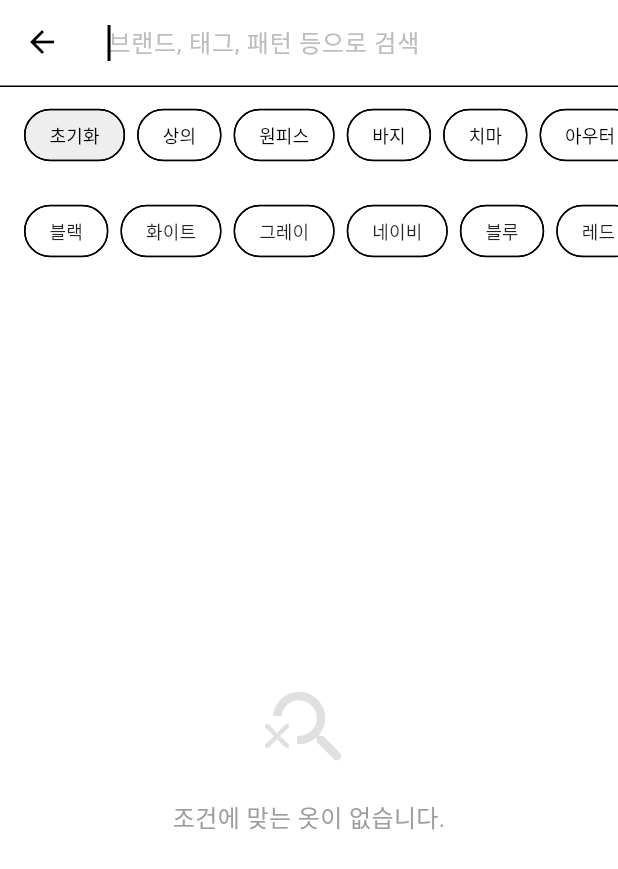
After one commit to Beautic/LemonBita, a Flutter app: the HomeScreen screen opened directly, after a tap on the "search" icon, on a phone screen of 412 x 824 dp. The commit adds this screen. Shown: the top 869 px of the screen. Run offline on Flutter 3.47's test engine with Material 3 defaults, Android fonts, the phone set to English and light mode, and no system bars; our stand-ins replace cloud_firestore, firebase_core, firebase_storage, image_picker, shared_preferences; accounts and stored records are empty.

Commit message:
검색 기능 추가_20260505

```diff
--- a/lib/screens/home_screen.dart
+++ b/lib/screens/home_screen.dart
@@ -3,6 +3,7 @@ import 'package:cloud_firestore/cloud_firestore.dart';
 import '../services/firebase_service.dart';
 import 'upload_screen.dart';
 import 'clothing_detail_screen.dart';
+import 'search_clothes_screen.dart';
 import '../utils/categories.dart';
 
 class HomeScreen extends StatefulWidget {
@@ -46,6 +47,17 @@ class _HomeScreenState extends State<HomeScreen> {
           'MY CLOSET',
           style: TextStyle(fontWeight: FontWeight.bold, letterSpacing: 1.2, color: Colors.black),
         ),
+        actions: [
+          IconButton(
+            icon: const Icon(Icons.search, color: Colors.black),
+            onPressed: () {
+              Navigator.push(
+                context,
+                MaterialPageRoute(builder: (context) => const SearchClothesScreen()),
+              );
+            },
+          ),
+        ],
       ),
       body: StreamBuilder<QuerySnapshot>(
         stream: _clothesStream,
--- /dev/null
+++ b/lib/screens/search_clothes_screen.dart
@@ -0,0 +1,331 @@
+import 'package:flutter/material.dart';
+import 'package:cloud_firestore/cloud_firestore.dart';
+import '../services/firebase_service.dart';
+import '../utils/categories.dart';
+import 'clothing_detail_screen.dart';
+
+class SearchClothesScreen extends StatefulWidget {
+  const SearchClothesScreen({super.key});
+
+  @override
+  State<SearchClothesScreen> createState() => _SearchClothesScreenState();
+}
+
+class _SearchClothesScreenState extends State<SearchClothesScreen> {
+  final FirebaseService _firebaseService = FirebaseService();
+  final TextEditingController _searchController = TextEditingController();
+
+  List<QueryDocumentSnapshot> _allClothes = [];
+  List<QueryDocumentSnapshot> _filteredClothes = [];
+  bool _isLoading = true;
+
+  String? _selectedMajorCategory;
+  String? _selectedSubCategory;
+  String? _selectedColor;
+
+  final List<String> _commonColors = [
+    '블랙', '화이트', '그레이', '네이비', '블루', '레드', '핑크', '그린', '옐로우', '베이지', '브라운', '기타'
+  ];
+
+  @override
+  void initState() {
+    super.initState();
+    _fetchAllClothes();
+    _searchController.addListener(_applyFilters);
+  }
+
+  @override
+  void dispose() {
+    _searchController.dispose();
+    super.dispose();
+  }
+
+  Future<void> _fetchAllClothes() async {
+    try {
+      final snapshot = await FirebaseFirestore.instance
+          .collection('clothes')
+          .where('userId', isEqualTo: _firebaseService.currentUserId)
+          .orderBy('createdAt', descending: true)
+          .get();
+
+      setState(() {
+        _allClothes = snapshot.docs;
+        _filteredClothes = _allClothes;
+        _isLoading = false;
+      });
+    } catch (e) {
+      debugPrint('Error fetching clothes for search: $e');
+      setState(() {
+        _isLoading = false;
+      });
+    }
+  }
+
+  void _applyFilters() {
+    final query = _searchController.text.toLowerCase().trim();
+
+    setState(() {
+      _filteredClothes = _allClothes.where((doc) {
+        final data = doc.data() as Map<String, dynamic>;
+
+        // 1. 대분류 검사
+        if (_selectedMajorCategory != null && data['category'] != _selectedMajorCategory) {
+          return false;
+        }
+
+        // 2. 소분류 검사
+        if (_selectedSubCategory != null && data['subCategory'] != _selectedSubCategory) {
+          return false;
+        }
+
+        // 3. 색상 검사
+        if (_selectedColor != null) {
+          final docColor = (data['color'] ?? '').toString().toLowerCase();
+          if (!docColor.contains(_selectedColor!.toLowerCase())) {
+            return false;
+          }
+        }
+
+        // 4. 자유 텍스트 검사 (query)
+        if (query.isNotEmpty) {
+          final searchableText = [
+            data['category'] ?? '',
+            data['subCategory'] ?? '',
+            data['color'] ?? '',
+            data['brand'] ?? '',
+            data['pattern'] ?? '',
+            data['tags'] ?? '',
+            data['memo'] ?? '',
+          ].join(' ').toLowerCase();
+
+          if (!searchableText.contains(query)) {
+            return false;
+          }
+        }
+
+        return true;
+      }).toList();
+    });
+  }
+
+  void _resetFilters() {
+    setState(() {
+      _searchController.clear();
+      _selectedMajorCategory = null;
+      _selectedSubCategory = null;
+      _selectedColor = null;
+    });
+    _applyFilters();
+  }
+
+  @override
+  Widget build(BuildContext context) {
+    return Scaffold(
+      backgroundColor: Colors.white,
+      appBar: AppBar(
+        title: TextField(
+          controller: _searchController,
+          autofocus: true,
+          decoration: InputDecoration(
+            hintText: '브랜드, 태그, 패턴 등으로 검색',
+            hintStyle: TextStyle(color: Colors.grey[400]),
+            border: InputBorder.none,
+            suffixIcon: _searchController.text.isNotEmpty
+                ? IconButton(
+                    icon: const Icon(Icons.clear, color: Colors.grey),
+                    onPressed: () {
+                      _searchController.clear();
+                      _applyFilters();
+                    },
+                  )
+                : null,
+          ),
+          style: const TextStyle(fontSize: 16),
+        ),
+        bottom: PreferredSize(
+          preferredSize: const Size.fromHeight(130), // 필터 영역 높이
+          child: Column(
+            crossAxisAlignment: CrossAxisAlignment.start,
+            children: [
+              const Divider(height: 1),
+              // 대분류 필터
+              SingleChildScrollView(
+                scrollDirection: Axis.horizontal,
+                padding: const EdgeInsets.symmetric(horizontal: 16, vertical: 8),
+                child: Row(
+                  children: [
+                    FilterChip(
+                      label: const Text('초기화', style: TextStyle(fontSize: 12)),
+                      onSelected: (_) => _resetFilters(),
+                      backgroundColor: Colors.grey[200],
+                      shape: RoundedRectangleBorder(borderRadius: BorderRadius.circular(20)),
+                    ),
+                    const SizedBox(width: 8),
+                    ...CategoryData.mainCategories.map((cat) {
+                      return Padding(
+                        padding: const EdgeInsets.only(right: 8.0),
+                        child: FilterChip(
+                          label: Text(cat, style: const TextStyle(fontSize: 12)),
+                          selected: _selectedMajorCategory == cat,
+                          selectedColor: Colors.black,
+                          labelStyle: TextStyle(color: _selectedMajorCategory == cat ? Colors.white : Colors.black),
+                          onSelected: (selected) {
+                            setState(() {
+                              _selectedMajorCategory = selected ? cat : null;
+                              _selectedSubCategory = null; // 대분류가 바뀌면 소분류 초기화
+                            });
+                            _applyFilters();
+                          },
+                          shape: RoundedRectangleBorder(borderRadius: BorderRadius.circular(20)),
+                        ),
+                      );
+                    }).toList(),
+                  ],
+                ),
+              ),
+              // 소분류 필터 (대분류가 선택된 경우에만 표시)
+              if (_selectedMajorCategory != null && CategoryData.getSubCategories(_selectedMajorCategory!).isNotEmpty)
+                SingleChildScrollView(
+                  scrollDirection: Axis.horizontal,
+                  padding: const EdgeInsets.symmetric(horizontal: 16, vertical: 0),
+                  child: Row(
+                    children: CategoryData.getSubCategories(_selectedMajorCategory!).map((subCat) {
+                      return Padding(
+                        padding: const EdgeInsets.only(right: 8.0),
+                        child: ChoiceChip(
+                          label: Text(subCat, style: const TextStyle(fontSize: 12)),
+                          selected: _selectedSubCategory == subCat,
+                          selectedColor: Colors.grey[800],
+                          labelStyle: TextStyle(color: _selectedSubCategory == subCat ? Colors.white : Colors.black87),
+                          onSelected: (selected) {
+                            setState(() => _selectedSubCategory = selected ? subCat : null);
+                            _applyFilters();
+                          },
+                          shape: RoundedRectangleBorder(borderRadius: BorderRadius.circular(20)),
+                        ),
+                      );
+                    }).toList(),
+                  ),
+                ),
+              if (_selectedMajorCategory != null) const SizedBox(height: 8),
+              // 색상 필터
+              SingleChildScrollView(
+                scrollDirection: Axis.horizontal,
+                padding: const EdgeInsets.symmetric(horizontal: 16, vertical: 8),
+                child: Row(
+                  children: _commonColors.map((color) {
+                    return Padding(
+                      padding: const EdgeInsets.only(right: 8.0),
+                      child: ChoiceChip(
+                        label: Text(color, style: const TextStyle(fontSize: 12)),
+                        selected: _selectedColor == color,
+                        selectedColor: Colors.grey[800],
+                        labelStyle: TextStyle(color: _selectedColor == color ? Colors.white : Colors.black87),
+                        onSelected: (selected) {
+                          setState(() => _selectedColor = selected ? color : null);
+                          _applyFilters();
+                        },
+                        shape: RoundedRectangleBorder(borderRadius: BorderRadius.circular(20)),
+                      ),
+                    );
+                  }).toList(),
+                ),
+              ),
+            ],
+          ),
+        ),
+      ),
+      body: _isLoading
+          ? const Center(child: CircularProgressIndicator(color: Colors.black))
+          : _filteredClothes.isEmpty
+              ? _buildEmptyState()
+              : GridView.builder(
+                  physics: const BouncingScrollPhysics(),
+                  padding: const EdgeInsets.symmetric(horizontal: 16, vertical: 16),
+                  itemCount: _filteredClothes.length,
+                  gridDelegate: const SliverGridDelegateWithFixedCrossAxisCount(
+                    crossAxisCount: 3,
+                    crossAxisSpacing: 12,
+                    mainAxisSpacing: 16,
+                    childAspectRatio: 0.6,
+                  ),
+                  itemBuilder: (context, index) {
+                    final doc = _filteredClothes[index];
+                    final item = doc.data() as Map<String, dynamic>;
+                    return _buildClothingGridItem(doc.id, item);
+                  },
+                ),
+    );
+  }
+
+  Widget _buildEmptyState() {
+    return Center(
+      child: Column(
+        mainAxisAlignment: MainAxisAlignment.center,
+        children: [
+          Icon(Icons.search_off_rounded, size: 64, color: Colors.grey[300]),
+          const SizedBox(height: 16),
+          Text(
+            '조건에 맞는 옷이 없습니다.',
+            style: TextStyle(color: Colors.grey[500], fontSize: 16),
+          ),
+        ],
+      ),
+    );
+  }
+
+  Widget _buildClothingGridItem(String docId, Map<String, dynamic> item) {
+    String title = '${item['color'] ?? ''} ${item['pattern'] ?? ''}'.trim();
+    if (title.isEmpty) title = item['brand'] ?? '';
+    if (title.isEmpty) title = item['category'] ?? '옷 정보 없음';
+
+    String category = item['category'] ?? '';
+    String subCategory = item['subCategory'] ?? '';
+    String subtitle = subCategory.isNotEmpty ? '$category · $subCategory' : category;
+
+    return GestureDetector(
+      onTap: () {
+        // 상세화면 갔다가 돌아왔을 때 데이터가 변경되었을 수 있으므로 재로드
+        Navigator.push(
+          context,
+          MaterialPageRoute(
+            builder: (context) => ClothingDetailScreen(docId: docId, item: item),
+          ),
+        ).then((_) => _fetchAllClothes());
+      },
+      child: Column(
+        crossAxisAlignment: CrossAxisAlignment.start,
+        children: [
+          Expanded(
+            child: ClipRRect(
+              borderRadius: BorderRadius.circular(8),
+              child: Image.network(
+                item['imageUrl'] ?? '',
+                fit: BoxFit.cover,
+                width: double.infinity,
+                errorBuilder: (context, error, stackTrace) => Container(
+                  color: Colors.grey[100],
+                  child: const Icon(Icons.image_not_supported, size: 30, color: Colors.grey),
+                ),
+              ),
+            ),
+          ),
+          const SizedBox(height: 6),
+          Text(
+            title,
+            maxLines: 1,
+            overflow: TextOverflow.ellipsis,
+            style: const TextStyle(fontSize: 12, fontWeight: FontWeight.bold, color: Colors.black87),
+          ),
+          const SizedBox(height: 2),
+          Text(
+            subtitle,
+            maxLines: 1,
+            overflow: TextOverflow.ellipsis,
+            style: TextStyle(fontSize: 11, color: Colors.grey[600]),
+          ),
+        ],
+      ),
+    );
+  }
+}
```
Also changed, not shown: 2 other files.
